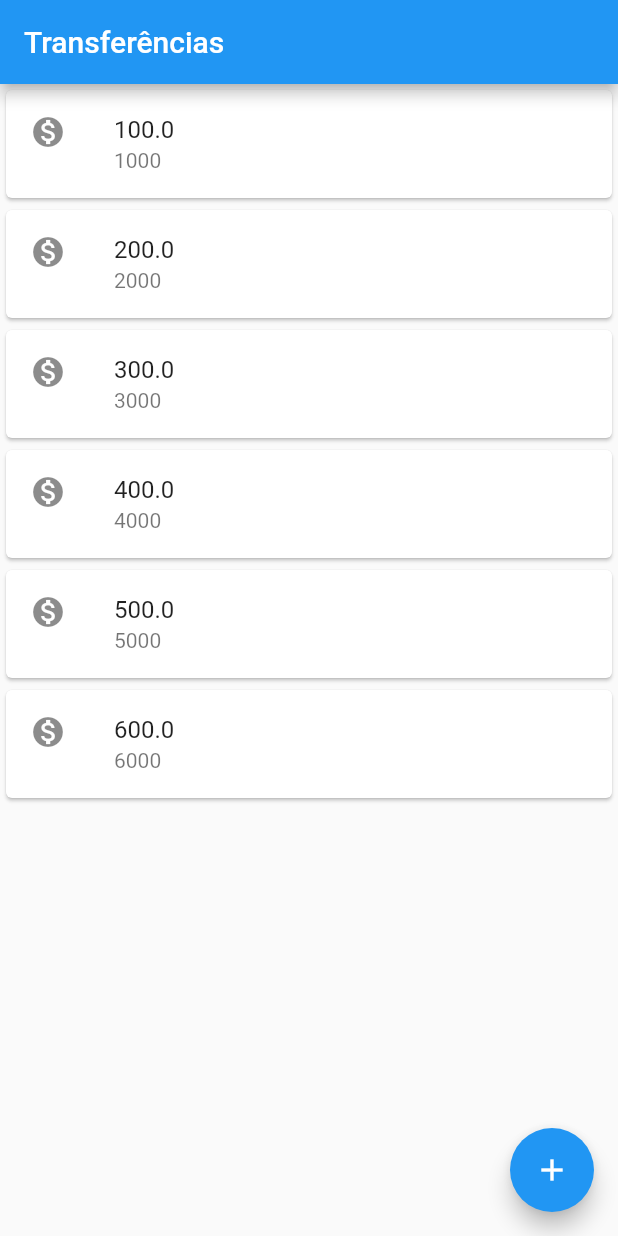
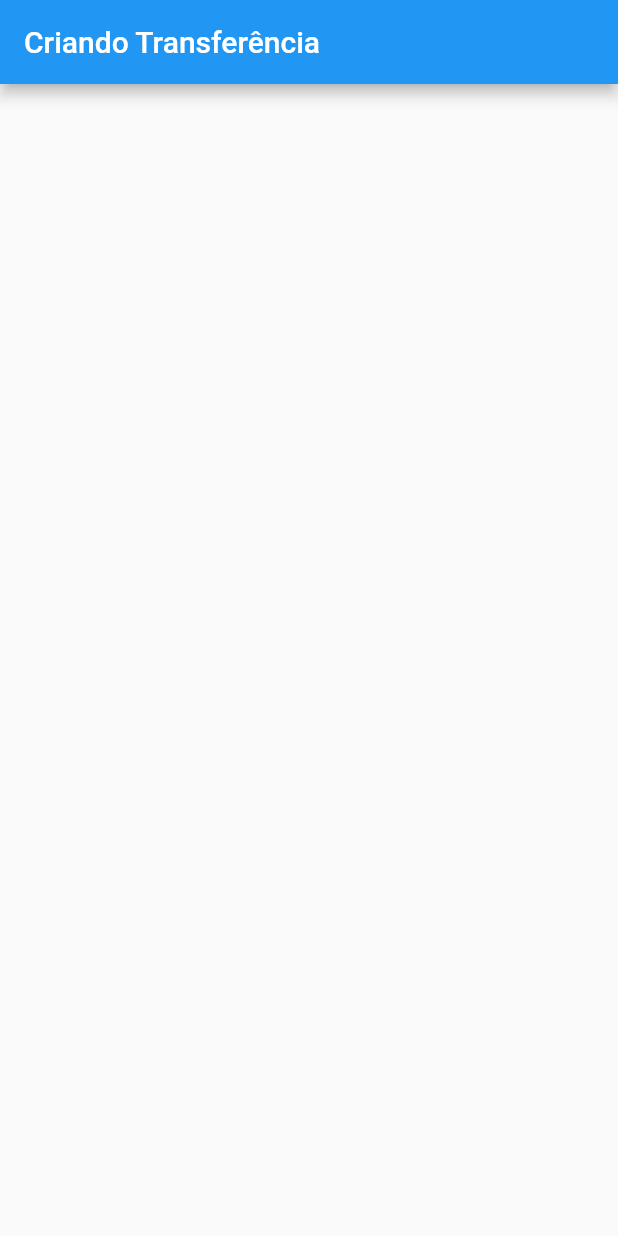
Before and after one commit to Bielmelo6/Bytebank, a Flutter app: the screen it shows after launch, on a phone screen of 412 x 824 dp. Run offline on Flutter 3.47's test engine with Material 2 defaults, Android fonts, the phone set to English and light mode, and no system bars.

```diff
--- a/lib/main.dart
+++ b/lib/main.dart
@@ -1,38 +1,58 @@
 import 'package:flutter/material.dart';
 
-void main() => runApp(MaterialApp(
+void main() => runApp(BytebankApp());
+
+class BytebankApp extends StatelessWidget {
+  @override
+  Widget build(BuildContext context) {
+    return MaterialApp(
       home: Scaffold(
-    body: ListaTransferencia(),
-    appBar: AppBar(title: Text('Transferências'),),
-    floatingActionButton: FloatingActionButton(
-      onPressed: () {  },
-      child: Icon(Icons.add),
+        body: FormularioTransferencia(),
       ),
+    );
+  }
+}
+
+class FormularioTransferencia extends StatelessWidget {
+  @override
+  Widget build(BuildContext context) {
+    return Scaffold(
+      appBar: AppBar(
+        title: Text('Criando Transferência'),
       ),
-));
+    );
+  }
+}
 
 class ListaTransferencia extends StatelessWidget {
   @override
   Widget build(BuildContext context) {
-    return Column(
+    return Scaffold(
+      appBar: AppBar(
+        title: Text('Transferências'),
+      ),
+      body: Column(
         children: [
-        ItemTrasnferencia(Transferencia(100.0,1000)),
-        ItemTrasnferencia(Transferencia(200.0,2000)),
-        ItemTrasnferencia(Transferencia(300.0,3000)),
-        ItemTrasnferencia(Transferencia(400.0,4000)),
-        ItemTrasnferencia(Transferencia(500.0,5000)),
-        ItemTrasnferencia(Transferencia(600.0,6000)),
+          ItemTransferencia(Transferencia(100.0, 1000)),
+          ItemTransferencia(Transferencia(200.0, 2000)),
+          ItemTransferencia(Transferencia(300.0, 3000)),
+          ItemTransferencia(Transferencia(400.0, 4000)),
+          ItemTransferencia(Transferencia(500.0, 5000)),
+          ItemTransferencia(Transferencia(600.0, 6000)),
         ],
+      ),
+      floatingActionButton: FloatingActionButton(
+        onPressed: () {},
+        child: Icon(Icons.add),
+      ),
     );
   }
 }
 
-class ItemTrasnferencia extends StatelessWidget{
-
+class ItemTransferencia extends StatelessWidget {
   final Transferencia _transferencia;
 
-
-  ItemTrasnferencia(this._transferencia);
+  ItemTransferencia(this._transferencia);
 
   @override
   Widget build(BuildContext context) {
@@ -41,8 +61,7 @@ class ItemTrasnferencia extends StatelessWidget{
       leading: Icon(Icons.monetization_on),
       title: Text(_transferencia.valor.toString()),
       subtitle: Text(_transferencia.numeroConta.toString()),
-        )
-    );
+    ));
   }
 }
 
```
Lines whose indentation alone changed are shown as unchanged.
